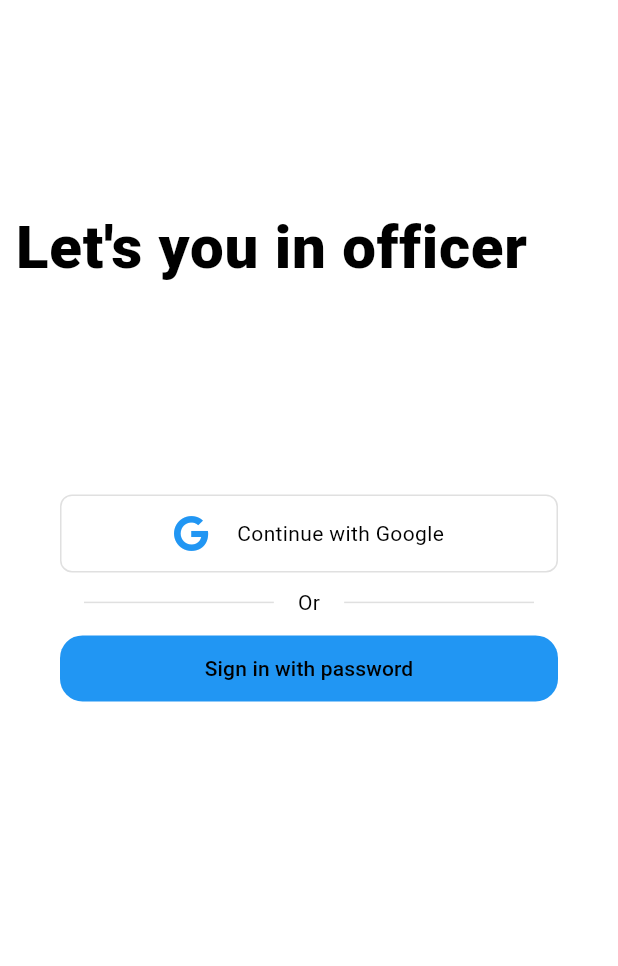
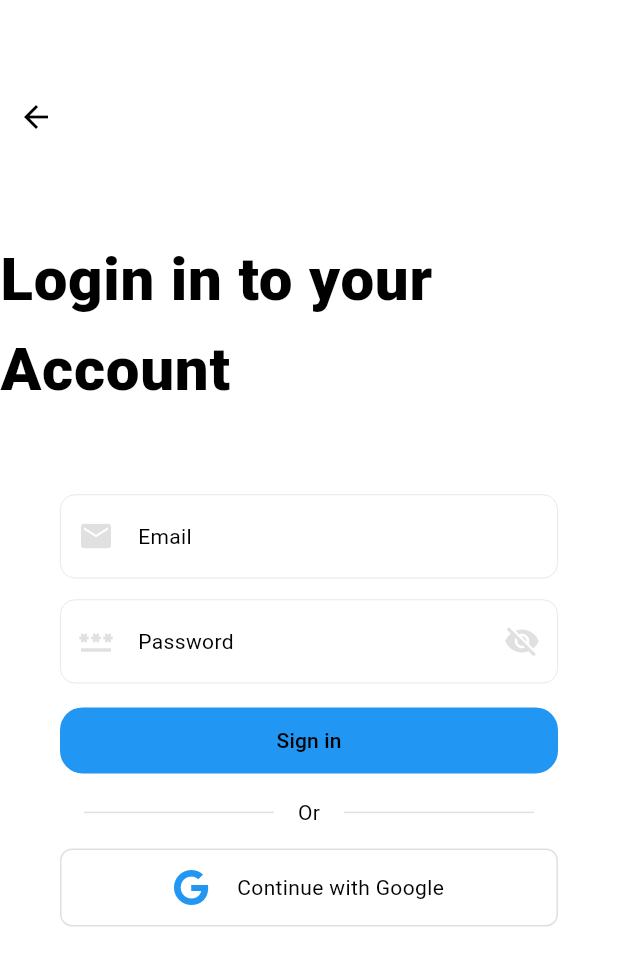
Before and after one commit to yohanse/Smart-Traffic-Management-System-with-Online-Licensing, a Flutter app: the screen it shows after launch, on a phone screen of 412 x 824 dp. Shown: the top 966 px of the screen. Run offline on Flutter 3.47's test engine with Material 3 defaults, Android fonts, the phone set to English and light mode, and no system bars; our stand-ins replace font_awesome_flutter.

Commit message:
End of today's work

```diff
--- /dev/null
+++ b/frontend/lib/features/auth/presentation/pages/loginpage.dart
@@ -0,0 +1,66 @@
+import 'package:flutter/material.dart';
+import 'package:frontend/features/auth/presentation/widgets/continue_with_google_button.dart';
+import 'package:frontend/features/auth/presentation/widgets/custom_email_field.dart';
+
+import '../../../../utility/or_line.dart';
+import '../widgets/custom_password_field.dart';
+
+class LoginPage extends StatelessWidget {
+  LoginPage({super.key});
+  TextEditingController passwordController = TextEditingController();
+  TextEditingController emailController = TextEditingController();
+
+  @override
+  Widget build(BuildContext context) {
+    return Scaffold(
+      body: Column(
+        children: [
+          Expanded(
+            flex: 4,
+            child: Column(
+              mainAxisAlignment: MainAxisAlignment.spaceEvenly,
+              crossAxisAlignment: CrossAxisAlignment.start,
+              children: [
+                IconButton(
+                  onPressed: () {},
+                  icon: Icon(
+                    Icons.arrow_back,
+                  ),
+                ),
+                Align(
+                  alignment: Alignment.centerLeft,
+                  child: Text(
+                    'Login in to your \nAccount',
+                    style: Theme.of(context).textTheme.bodyLarge,
+                  ),
+                )
+              ],
+            ),
+          ),
+          Expanded(
+            flex: 6,
+            child: Padding(
+              padding: const EdgeInsets.symmetric(horizontal: 40),
+              child: Column(
+                crossAxisAlignment: CrossAxisAlignment.stretch,
+                spacing: 14,
+                children: [
+                  CustomEmailField(controller: emailController),
+                  CustomPasswordField(
+                    passwordController: passwordController,
+                  ),
+                  ElevatedButton(
+                    onPressed: () {},
+                    child: Text('Sign in'),
+                  ),
+                  OrLine(),
+                  ContinueWithGoogleButton(),
+                ],
+              ),
+            ),
+          ),
+        ],
+      ),
+    );
+  }
+}
--- /dev/null
+++ b/frontend/lib/features/auth/presentation/widgets/custom_email_field.dart
@@ -0,0 +1,48 @@
+import 'package:flutter/material.dart';
+
+class CustomEmailField extends StatelessWidget {
+  final TextEditingController controller;
+  const CustomEmailField(
+      {super.key, required this.controller});
+
+  @override
+  Widget build(BuildContext context) {
+    return TextField(
+      controller: controller,
+      style: Theme.of(context).textTheme.bodyMedium,
+      decoration: InputDecoration(
+        prefixIcon: Icon(
+          Icons.email,
+          color: Theme.of(context).colorScheme.onSurface,
+        ),
+        contentPadding: EdgeInsets.symmetric(vertical: 18, horizontal: 8),
+        hintText: 'Email',
+        hintStyle: Theme.of(context).textTheme.bodyMedium,
+
+        // filled: true,
+        // fillColor: Colors.transparent, // Set transparent background color
+        border: OutlineInputBorder(
+          borderRadius: BorderRadius.circular(8), // Set border radius
+          borderSide: BorderSide(
+            color: Theme.of(context).colorScheme.onSurface, // Set border color
+            width: 0.5, // Set border width
+          ),
+        ),
+        enabledBorder: OutlineInputBorder(
+          borderRadius: BorderRadius.circular(10.0),
+          borderSide: BorderSide(
+            color: Theme.of(context).colorScheme.onSurface,
+            width: 0.5,
+          ),
+        ),
+        focusedBorder: OutlineInputBorder(
+          borderRadius: BorderRadius.circular(10.0),
+          borderSide: BorderSide(
+            color: Theme.of(context).colorScheme.onSurface,
+            width: 0.5,
+          ),
+        ),
+      ),
+    );
+  }
+}
--- /dev/null
+++ b/frontend/lib/features/auth/presentation/widgets/custom_password_field.dart
@@ -0,0 +1,64 @@
+import 'package:flutter/material.dart';
+
+class CustomPasswordField extends StatefulWidget {
+  final TextEditingController passwordController;
+  const CustomPasswordField({super.key, required this.passwordController});
+
+  @override
+  State<CustomPasswordField> createState() => _CustomPasswordFieldState();
+}
+
+bool obscure = true;
+
+class _CustomPasswordFieldState extends State<CustomPasswordField> {
+  @override
+  Widget build(BuildContext context) {
+    return TextField(
+      obscureText: obscure,
+      controller: widget.passwordController,
+      style: Theme.of(context).textTheme.bodyMedium,
+      decoration: InputDecoration(
+        prefixIcon: Icon(
+          Icons.password,
+          color: Theme.of(context).colorScheme.onSurface,
+        ),
+        suffixIcon: IconButton(
+          color: Theme.of(context).colorScheme.onSurface,
+          icon: Icon(obscure ? Icons.visibility_off : Icons.visibility),
+          onPressed: () {
+            setState(() {
+              obscure = !obscure;
+            });
+          },
+        ),
+        contentPadding: EdgeInsets.symmetric(vertical: 18, horizontal: 8),
+        hintText: 'Password',
+        hintStyle: Theme.of(context).textTheme.bodyMedium,
+
+        // filled: true,
+        // fillColor: Colors.transparent, // Set transparent background color
+        border: OutlineInputBorder(
+          borderRadius: BorderRadius.circular(8), // Set border radius
+          borderSide: BorderSide(
+            color: Theme.of(context).colorScheme.onSurface, // Set border color
+            width: 0.5, // Set border width
+          ),
+        ),
+        enabledBorder: OutlineInputBorder(
+          borderRadius: BorderRadius.circular(10.0),
+          borderSide: BorderSide(
+            color: Theme.of(context).colorScheme.onSurface,
+            width: 0.5,
+          ),
+        ),
+        focusedBorder: OutlineInputBorder(
+          borderRadius: BorderRadius.circular(10.0),
+          borderSide: BorderSide(
+            color: Theme.of(context).colorScheme.onSurface,
+            width: 0.5,
+          ),
+        ),
+      ),
+    );
+  }
+}
--- a/frontend/lib/main.dart
+++ b/frontend/lib/main.dart
@@ -1,5 +1,6 @@
 import 'package:flutter/material.dart';
 import 'package:frontend/features/auth/presentation/pages/homepage.dart';
+import 'package:frontend/features/auth/presentation/pages/loginpage.dart';
 import 'package:frontend/utility/theme.dart';
 
 void main() {
@@ -15,7 +16,7 @@
       theme: lightTheme,
       darkTheme: darkTheme,
       themeMode: ThemeMode.system,
-      home: HomePage(),
+      home: LoginPage(),
     );
   }
 }
```
